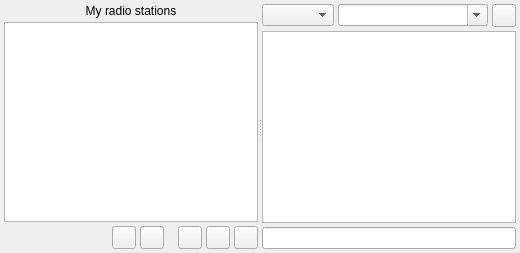
zaps166/QMPlay2, file src/modules/Extensions/Radio/Radio.ui: the form before one commit.
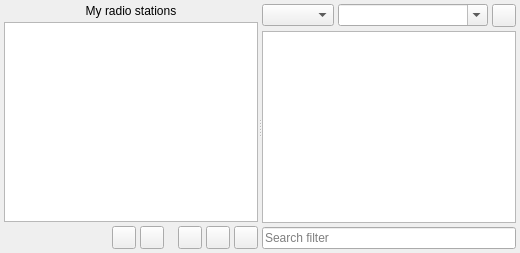
The form after the commit. Custom widgets are drawn as their Qt base class.

Commit message: Radio: Add search filter placeholder text

```diff
--- a/src/modules/Extensions/Radio/Radio.ui
+++ b/src/modules/Extensions/Radio/Radio.ui
@@ -197,7 +197,11 @@
         </widget>
        </item>
        <item>
-        <widget class="LineEdit" name="filterEdit"/>
+        <widget class="LineEdit" name="filterEdit">
+         <property name="placeholderText">
+          <string>Search filter</string>
+         </property>
+        </widget>
        </item>
       </layout>
      </widget>
```
